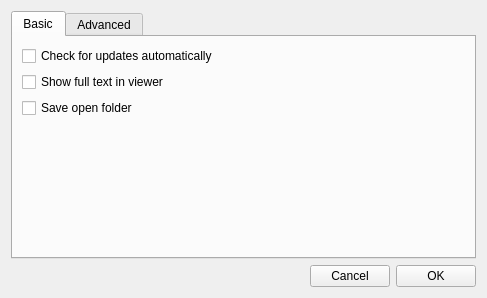
Before: the Qt Designer form BerViewer/settings_dlg.ui in jykim74/BerEditor, drawn with Qt 5.
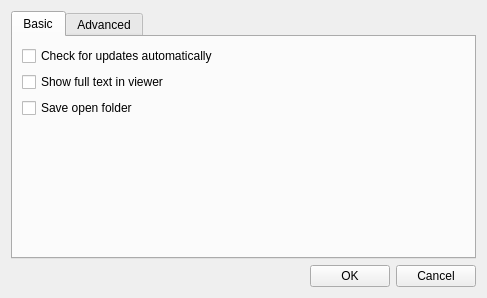
After: the same form once the commit is applied. The open tabs and pages were chosen to show the change.

```diff
--- a/BerViewer/settings_dlg.ui
+++ b/BerViewer/settings_dlg.ui
@@ -157,6 +157,13 @@
        </property>
       </spacer>
      </item>
+     <item>
+      <widget class="QPushButton" name="mOkBtn">
+       <property name="text">
+        <string>OK</string>
+       </property>
+      </widget>
+     </item>
      <item>
       <widget class="QPushButton" name="mCancelBtn">
        <property name="text">
@@ -167,13 +174,6 @@
        </property>
       </widget>
      </item>
-     <item>
-      <widget class="QPushButton" name="mOkBtn">
-       <property name="text">
-        <string>OK</string>
-       </property>
-      </widget>
-     </item>
     </layout>
    </item>
   </layout>
```
Left out of the diff: 2 changed lines with no effect on the pictures.
